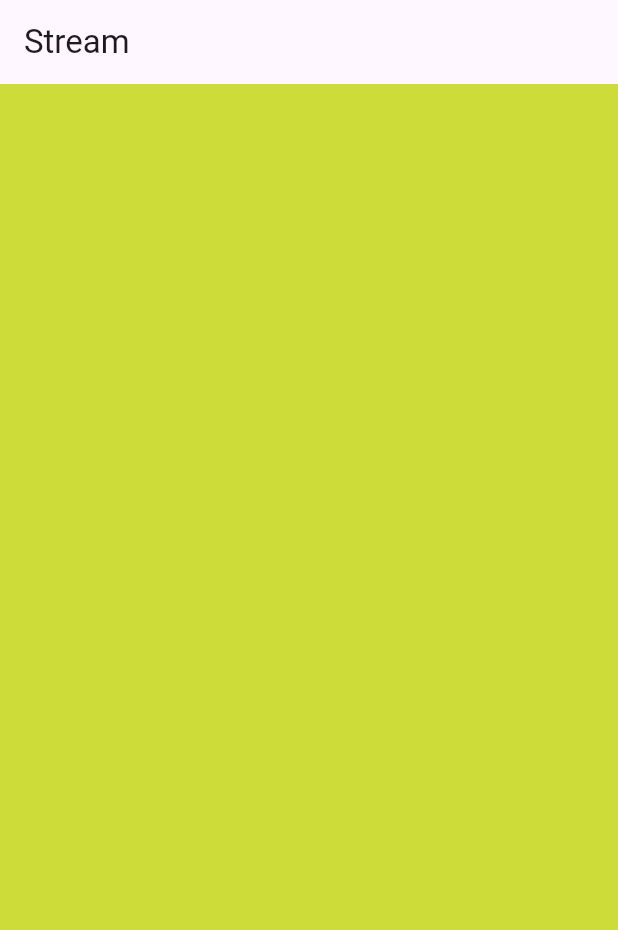
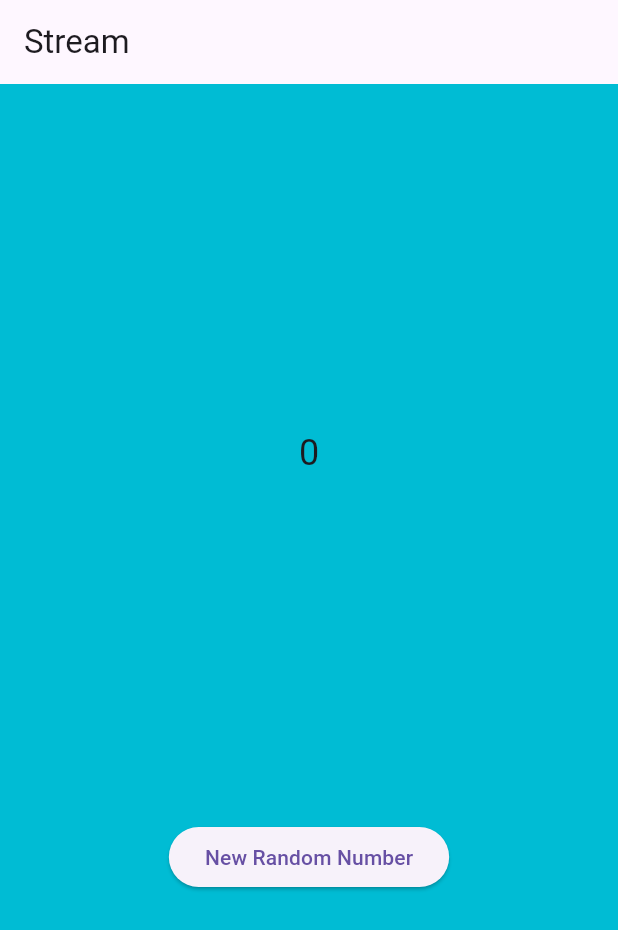
Before and after one commit to kaedehara2/streams_projekdart, a Flutter app: the screen it shows after launch, on a phone screen of 412 x 824 dp. Shown: the top 930 px of the screen. Run offline on Flutter 3.47's test engine with Material 3 defaults, Android fonts, the phone set to English and light mode, and no system bars.

Commit message:
P2 Jawaban Soal 6

```diff
--- a/lib/main.dart
+++ b/lib/main.dart
@@ -1,5 +1,7 @@
 import 'package:flutter/material.dart';
 import 'stream.dart';
+import 'dart:async';
+import 'dart:math';
 
 void main() {
   runApp(const MyApp());
@@ -31,11 +33,38 @@
   Color bgColor = Colors.cyan;
   late ColorStream colorStream;
 
+  int lastNumber = 0;
+  late StreamController numberStreamController;
+  late NumberStream numberStream;
+
   @override
   void initState() {
+    numberStream = NumberStream();
+    numberStreamController = numberStream.controller;
+    Stream stream = numberStreamController.stream;
+    stream.listen((event) {
+      setState(() {
+        lastNumber = event;
+      });
+    });
+
+    //super.initState();
+    //colorStream = ColorStream();
+    //changeColor();
+
     super.initState();
-    colorStream = ColorStream();
-    changeColor();
+  }
+
+  @override
+  void dispose() {
+    numberStreamController.close();
+    super.dispose();
+  }
+
+  void addRandomNumber() {
+    Random random = Random();
+    int MyNum = random.nextInt(10);
+    numberStream.addNumberToSink(MyNum);
   }
 
   void changeColor() async {
@@ -45,12 +74,12 @@
       });
     });
   }
-    //await for (var eventColor in colorStream.getColors()) {
-      //setState(() {
-        //bgColor = eventColor;
-      //});
-   // }
- // }
+
+  //await for (var eventColor in colorStream.getColors()) {
+  //  setState(() {
+  //    bgColor = eventColor;
+  //  });
+  //}
 
   @override
   Widget build(BuildContext context) {
@@ -60,6 +89,23 @@
       ),
       body: Container(
         decoration: BoxDecoration(color: bgColor),
+        child: SizedBox(
+          width: double.infinity,
+          child: Column(
+            mainAxisAlignment: MainAxisAlignment.spaceEvenly,
+            crossAxisAlignment: CrossAxisAlignment.center,
+            children: [
+              Text(
+                lastNumber.toString(),
+                style: const TextStyle(fontSize: 24),
+              ),
+              ElevatedButton(
+                onPressed: () => addRandomNumber(),
+                child: const Text('New Random Number'),
+              ),
+            ],
+          ),
+        ),
       ),
     );
   }
--- a/lib/stream.dart
+++ b/lib/stream.dart
@@ -1,4 +1,5 @@
 import 'package:flutter/material.dart';
+import 'dart:async';
 
 class ColorStream {
 
@@ -18,3 +19,15 @@
       });
   }
 }
+
+class NumberStream {
+  final StreamController<int> controller = StreamController<int>();
+
+  void addNumberToSink(int newNumber) {
+    controller.sink.add(newNumber);
+
+    close() {
+      controller.close();
+    }
+  }
+}
```
Also changed, not shown: screencapture/hasilgif2.gif (added), 1 other file.
